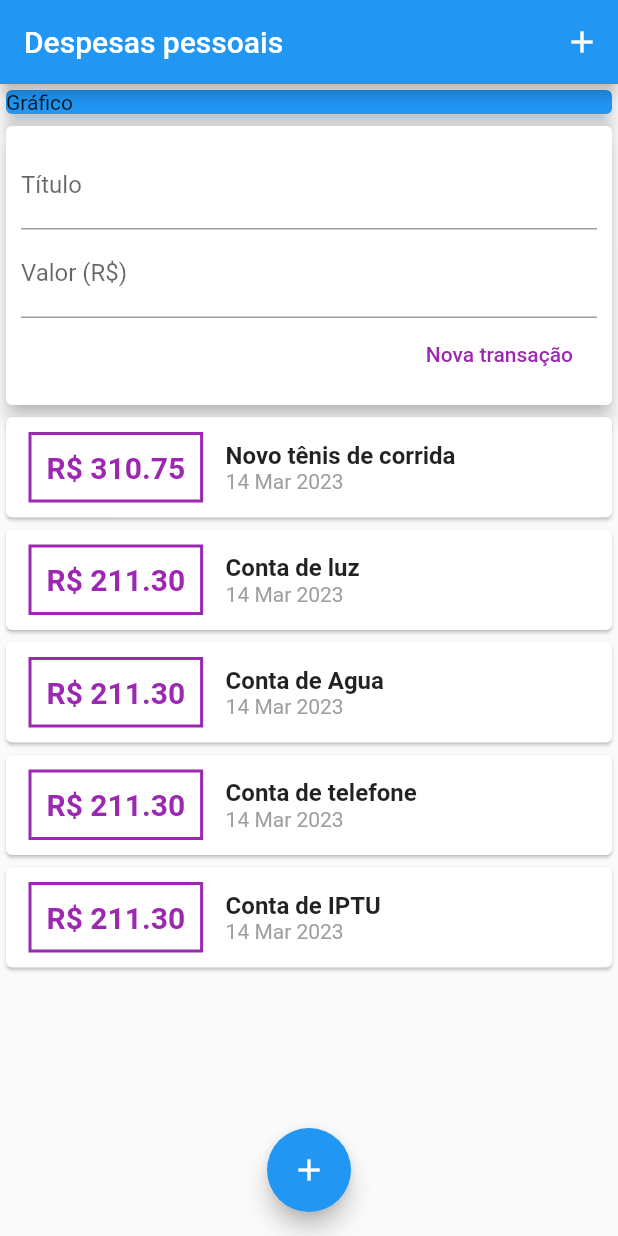
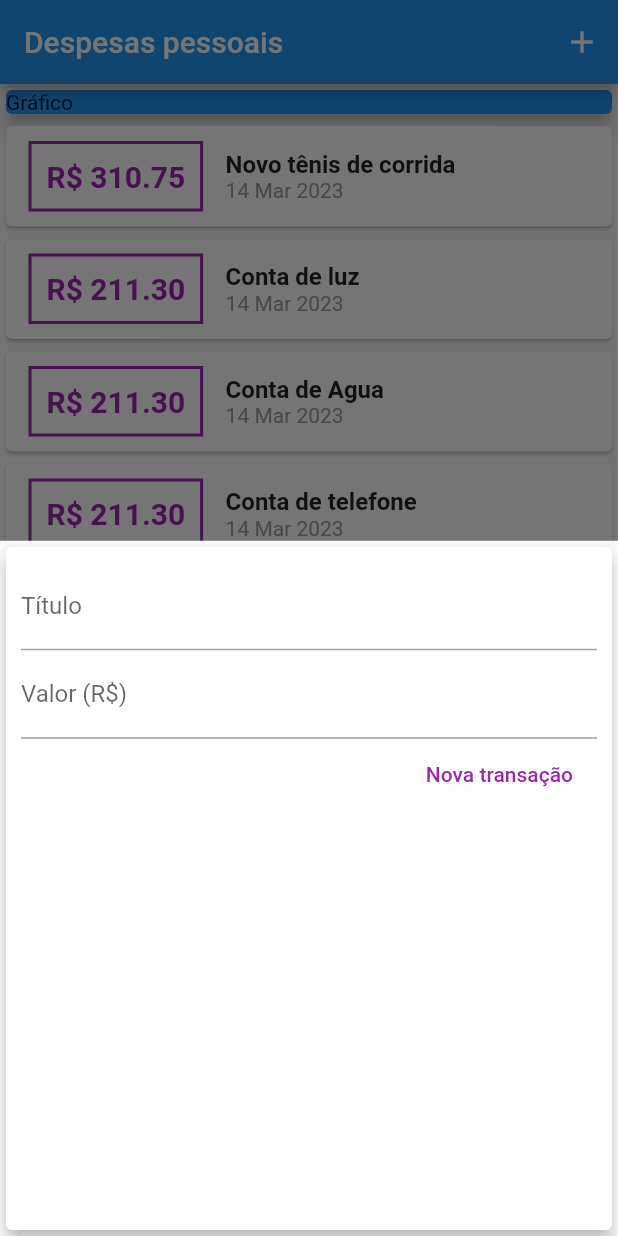
Before and after one commit to MoisesAlvarenga/Expenses, a Flutter app: the screen it shows after launch, after a tap on the "add" icon, on a phone screen of 412 x 824 dp. Run offline on Flutter 3.47's test engine with Material 2 defaults, Android fonts, the phone set to English and light mode, and no system bars.

```diff
--- a/lib/components/transaction_form.dart
+++ b/lib/components/transaction_form.dart
@@ -1,12 +1,18 @@
 import 'package:flutter/material.dart';
 
-class TransactionForm extends StatelessWidget {
-  final titleController = TextEditingController();
-  final valueController = TextEditingController();
-
+class TransactionForm extends StatefulWidget {
   final void Function(String, double) onSubmit;
 
   TransactionForm(this.onSubmit);
+
+  @override
+  State<TransactionForm> createState() => _TransactionFormState();
+}
+
+class _TransactionFormState extends State<TransactionForm> {
+  final titleController = TextEditingController();
+
+  final valueController = TextEditingController();
 
   _submitForm() {
     final title = titleController.text;
@@ -16,7 +22,7 @@ class TransactionForm extends StatelessWidget {
       return;
     }
 
-    onSubmit(title, value);
+    widget.onSubmit(title, value);
   }
 
   @override
--- a/lib/components/transaction_user.dart
+++ /dev/null
@@ -1,70 +0,0 @@
-import 'dart:math';
-
-import 'package:expenses/components/transaction_form.dart';
-import 'package:expenses/components/transaction_list.dart';
-import 'package:flutter/material.dart';
-
-import '../models/transaction.dart';
-
-class TransactionUser extends StatefulWidget {
-  @override
-  _TransactionUserState createState() => _TransactionUserState();
-}
-
-class _TransactionUserState extends State<TransactionUser> {
-  final _transactions = [
-    Transaction(
-      id: 't1',
-      title: 'Novo tênis de corrida',
-      value: 310.75,
-      date: DateTime.now(),
-    ),
-    Transaction(
-      id: 't2',
-      title: 'Conta de luz',
-      value: 211.30,
-      date: DateTime.now(),
-    ),
-    Transaction(
-      id: 't3',
-      title: 'Conta de Agua',
-      value: 211.30,
-      date: DateTime.now(),
-    ),
-    Transaction(
-      id: 't4',
-      title: 'Conta de telefone',
-      value: 211.30,
-      date: DateTime.now(),
-    ),
-    Transaction(
-      id: 't5',
-      title: 'Conta de IPTU',
-      value: 211.30,
-      date: DateTime.now(),
-    )
-  ];
-
-  _addTransaction(String title, double value) {
-    final newTransaction = Transaction(
-      id: Random().nextDouble().toString(),
-      title: title,
-      value: value,
-      date: DateTime.now(),
-    );
-
-    setState(() {
-      _transactions.add(newTransaction);
-    });
-  }
-
-  @override
-  Widget build(BuildContext context) {
-    return Column(
-      children: [
-        TransactionForm(_addTransaction),
-        TransactionList(_transactions),
-      ],
-    );
-  }
-}
--- a/lib/main.dart
+++ b/lib/main.dart
@@ -1,6 +1,11 @@
-import 'package:expenses/components/transaction_user.dart';
 import 'package:expenses/models/transaction.dart';
 import 'package:flutter/material.dart';
+import 'dart:math';
+import 'package:expenses/components/transaction_form.dart';
+import 'package:expenses/components/transaction_list.dart';
+import 'package:flutter/material.dart';
+
+import 'components/transaction_form.dart';
 
 main() => runApp(ExpensesApp());
 
@@ -13,7 +18,66 @@ class ExpensesApp extends StatelessWidget {
   }
 }
 
-class MyHomePage extends StatelessWidget {
+class MyHomePage extends StatefulWidget {
+  @override
+  State<MyHomePage> createState() => _MyHomePageState();
+}
+
+class _MyHomePageState extends State<MyHomePage> {
+  final _transactions = [
+    Transaction(
+      id: 't1',
+      title: 'Novo tênis de corrida',
+      value: 310.75,
+      date: DateTime.now(),
+    ),
+    Transaction(
+      id: 't2',
+      title: 'Conta de luz',
+      value: 211.30,
+      date: DateTime.now(),
+    ),
+    Transaction(
+      id: 't3',
+      title: 'Conta de Agua',
+      value: 211.30,
+      date: DateTime.now(),
+    ),
+    Transaction(
+      id: 't4',
+      title: 'Conta de telefone',
+      value: 211.30,
+      date: DateTime.now(),
+    ),
+    Transaction(
+      id: 't5',
+      title: 'Conta de IPTU',
+      value: 211.30,
+      date: DateTime.now(),
+    )
+  ];
+
+  _addTransaction(String title, double value) {
+    final newTransaction = Transaction(
+      id: Random().nextDouble().toString(),
+      title: title,
+      value: value,
+      date: DateTime.now(),
+    );
+
+    setState(() {
+      _transactions.add(newTransaction);
+    });
+  }
+
+  _opentransactionFormModal(BuildContext context) {
+    showModalBottomSheet(
+        context: context,
+        builder: (_) {
+          return TransactionForm(_addTransaction);
+        });
+  }
+
   @override
   Widget build(BuildContext context) {
     return Scaffold(
@@ -21,7 +85,7 @@ class MyHomePage extends StatelessWidget {
         title: Text('Despesas pessoais'),
         actions: [
           IconButton(
-            onPressed: () {},
+            onPressed: () => _opentransactionFormModal(context),
             icon: Icon(Icons.add),
           ),
         ],
@@ -37,13 +101,17 @@ class MyHomePage extends StatelessWidget {
                 elevation: 5,
               ),
             ),
-            TransactionUser()
+            Column(
+              children: [
+                TransactionList(_transactions),
+              ],
+            )
           ],
         ),
       ),
       floatingActionButton: FloatingActionButton(
         child: Icon(Icons.add),
-        onPressed: () {},
+        onPressed: () => _opentransactionFormModal(context),
       ),
       floatingActionButtonLocation: FloatingActionButtonLocation.centerFloat,
     );
```
